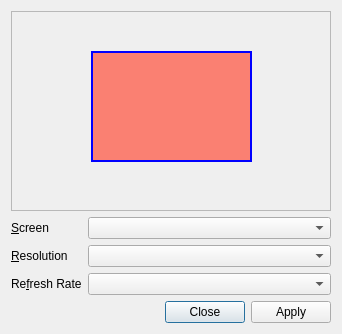
Before: the Qt Designer form examples/displaysettings/displaysettingsdialog.ui in mnutt/libqxt, drawn with Qt 5.
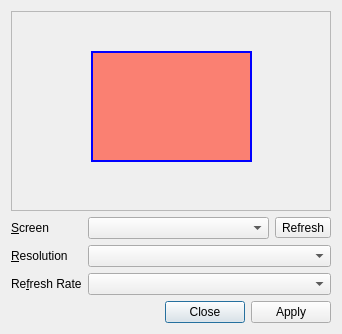
After: the same form once the commit is applied. Custom widgets are drawn as their Qt base class.

Commit message: Added refresh functionality to the display settings example.

```diff
--- a/examples/displaysettings/displaysettingsdialog.ui
+++ b/examples/displaysettings/displaysettingsdialog.ui
@@ -6,7 +6,7 @@
     <x>0</x>
     <y>0</y>
     <width>338</width>
-    <height>329</height>
+    <height>331</height>
    </rect>
   </property>
   <property name="windowTitle" >
@@ -59,9 +59,6 @@
      <property name="fieldGrowthPolicy" >
       <enum>QFormLayout::AllNonFixedFieldsGrow</enum>
      </property>
-     <item row="0" column="1" >
-      <widget class="QComboBox" name="comboBoxScreen" />
-     </item>
      <item row="1" column="0" >
       <widget class="QLabel" name="labelReso" >
        <property name="text" >
@@ -98,6 +95,20 @@
        </property>
       </widget>
      </item>
+     <item row="0" column="1" >
+      <layout class="QHBoxLayout" name="horizontalLayout" >
+       <item>
+        <widget class="QComboBox" name="comboBoxScreen" />
+       </item>
+       <item>
+        <widget class="QToolButton" name="refreshButton" >
+         <property name="text" >
+          <string>Refresh</string>
+         </property>
+        </widget>
+       </item>
+      </layout>
+     </item>
     </layout>
    </item>
    <item>
```
Left out of the diff: 2 changed lines with no effect on the pictures. The commit also changes 2 other files.
